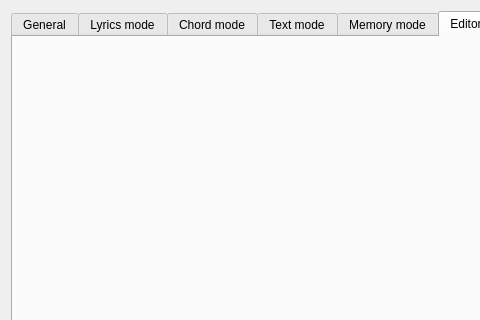
Before: the Qt Designer form ui/dialogconfiguration.ui in jpcima/chordv, drawn with Qt 5; both pictures show x 0 to 480 and y 0 to 320 of the 784 by 520 pixel window.
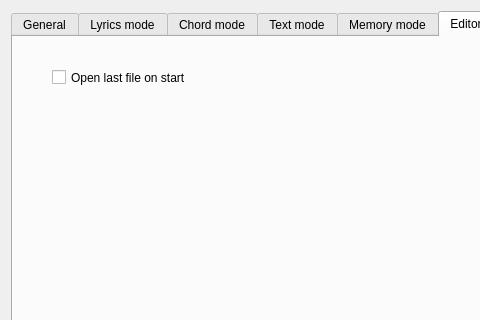
After: the same form once the commit is applied. The open tabs and pages were chosen to show the change. Custom widgets are drawn as their Qt base class.

```diff
--- a/ui/dialogconfiguration.ui
+++ b/ui/dialogconfiguration.ui
@@ -191,7 +191,21 @@
         </attribute>
         <layout class="QVBoxLayout" name="verticalLayout_7">
          <item>
-          <widget class="QWidget" name="widget" native="true"/>
+          <widget class="QWidget" name="widget" native="true">
+           <widget class="QCheckBox" name="checkBoxOpenLastFileOnStart">
+            <property name="geometry">
+             <rect>
+              <x>30</x>
+              <y>20</y>
+              <width>221</width>
+              <height>23</height>
+             </rect>
+            </property>
+            <property name="text">
+             <string>Open last file on start </string>
+            </property>
+           </widget>
+          </widget>
          </item>
         </layout>
        </widget>
```
Left out of the diff: 2 changed lines with no effect on the pictures.
